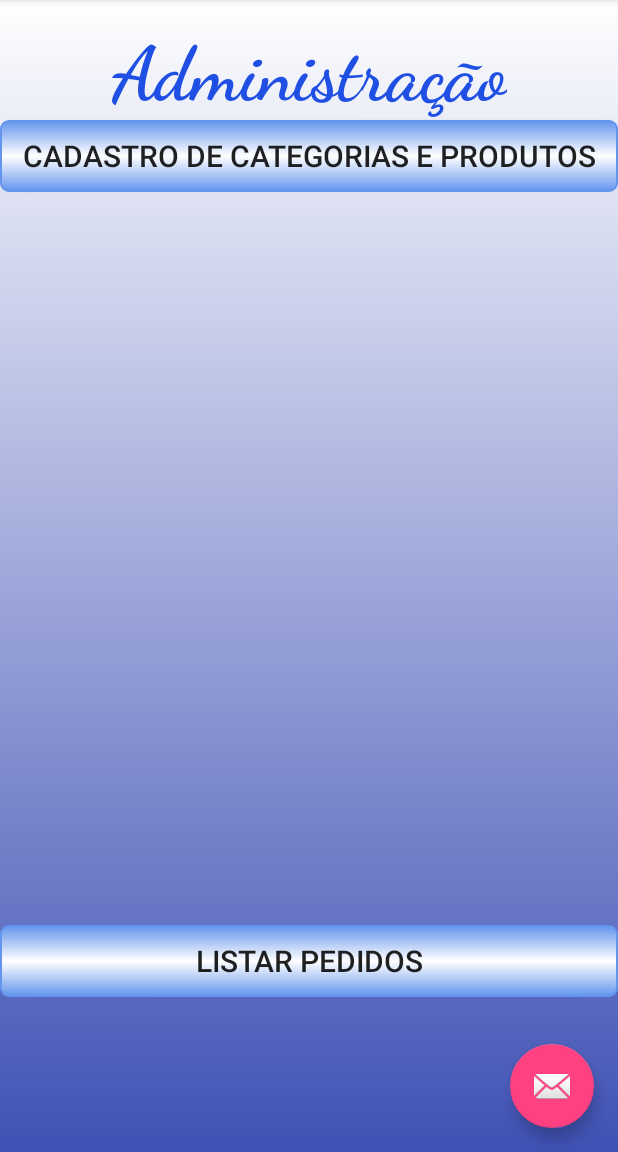
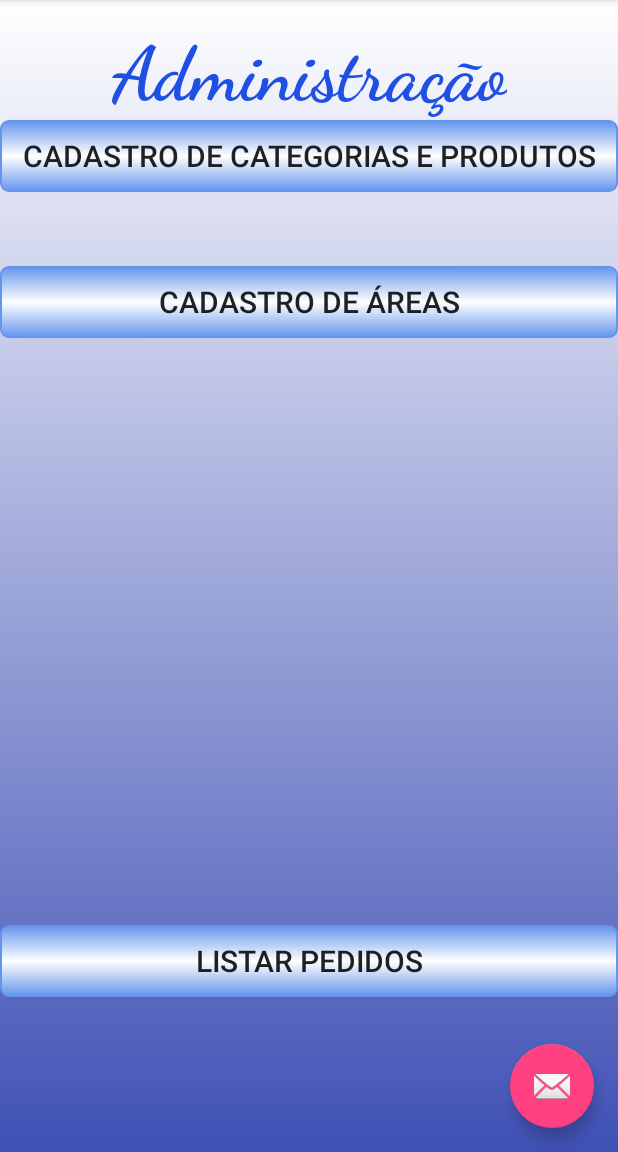
Before and after one commit to andersonassis/AdminEstabelecimento, an Android app: the screen it shows after launch (MainActivity), on a phone screen of 412 x 824 dp, the part 84-1236 px from its top. Run offline under Robolectric (Android 15) with nearby library versions, the phone set to English and light mode, and no system bars.

Commit message:
area em desenvolvimento 26/07/2017

```diff
--- a/app/src/main/java/com/br/adminestabelecimento/AreaActivity.java
+++ b/app/src/main/java/com/br/adminestabelecimento/AreaActivity.java
@@ -79,8 +79,8 @@ public class AreaActivity extends AppCompatActivity implements ValueEventListene
     private void displayInputDialog()
     {
         d =new Dialog(this);
-        d.setTitle("Salvar Produtos");
-        d.setContentView(R.layout.imput_dialog_produtos);
+        d.setTitle("Salvar Area");
+        d.setContentView(R.layout.imput_dialog_area);
         final EditText nomearea          = (EditText) d.findViewById(R.id.nomearea);
         final EditText cidade            = (EditText) d.findViewById(R.id.cidade);
         final EditText taxa              = (EditText) d.findViewById(R.id.taxaarea);
@@ -93,8 +93,8 @@ public class AreaActivity extends AppCompatActivity implements ValueEventListene
                 int    result = 0;
                 result = seq + cont;
                 int    id      =  result;//aqui um random
-                String name    = nomearea.getText().toString();
-                String cid     = cidade.getText().toString();
+                String name    =  nomearea.getText().toString();
+                String cid     =  cidade.getText().toString();
                 String preco   =  taxa.getText().toString();
 
                 Area s = new Area();
--- a/app/src/main/java/com/br/adminestabelecimento/MainActivity.java
+++ b/app/src/main/java/com/br/adminestabelecimento/MainActivity.java
@@ -39,7 +39,7 @@ public class MainActivity extends AppCompatActivity {
 
 
         //botão cadastro de area
-        btnarea.setOnClickListener(new View.OnClickListener() {
+       btnarea.setOnClickListener(new View.OnClickListener() {
             @Override
             public void onClick(View view) {
                 startActivity(new Intent(MainActivity.this, AreaActivity.class));
--- a/app/src/main/res/layout-v16/content_main.xml
+++ b/app/src/main/res/layout-v16/content_main.xml
@@ -35,6 +35,19 @@
         android:layout_alignParentStart="true" />
 
 
+    <Button
+        android:id="@+id/btnarea"
+        android:layout_width="match_parent"
+        android:layout_height="wrap_content"
+        android:text="@string/btn_cadastro_area"
+        android:background="@drawable/press_login"
+        android:layout_below="@+id/btn_cad_categoria"
+        android:layout_alignParentLeft="true"
+        android:textSize="20sp"
+        android:layout_alignParentStart="true"
+        android:layout_marginTop="49dp" />
+
+
 
 
 
```
